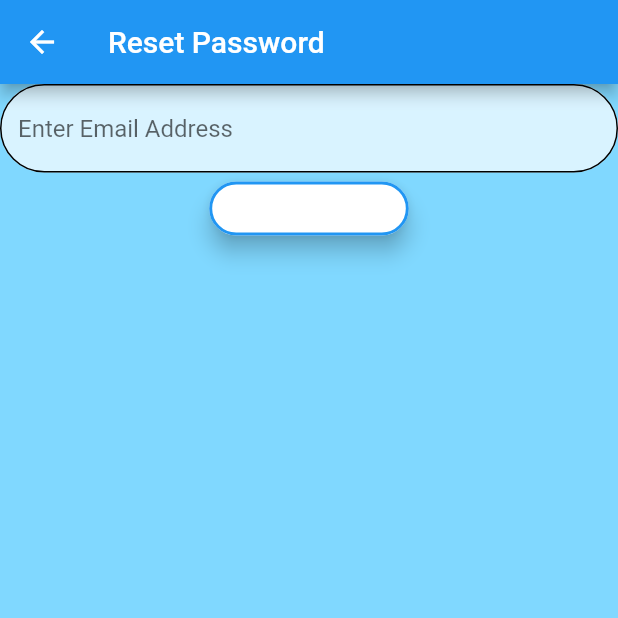
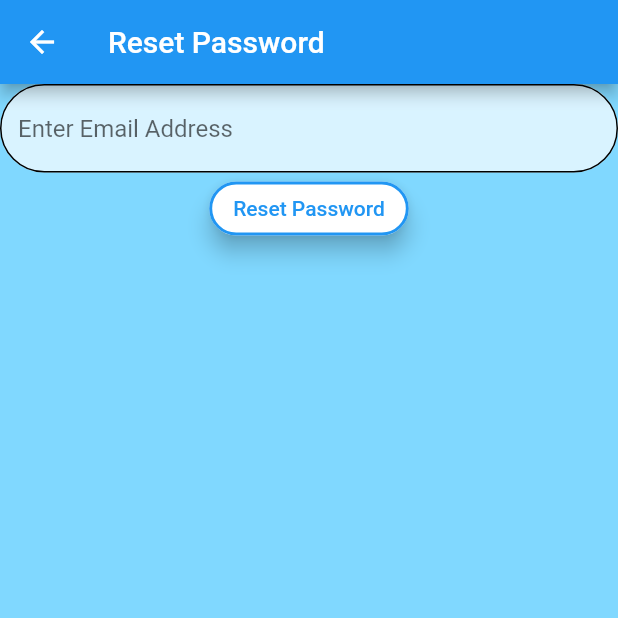
Before and after one commit to danieltefera08/porter, a Flutter app: the Resetpass screen opened by its route, on a phone screen of 412 x 824 dp, the top half of it. Run offline on Flutter 3.47's test engine with Material 2 defaults, Android fonts, the phone set to English and light mode, and no system bars; our stand-ins replace cloud_firestore, firebase_auth, firebase_core, flutter_spinkit, google_fonts, image_picker and 1 more; accounts and stored records are empty.

Commit message:
Reset password

```diff
--- a/lib/Screens/Authenticate/reset.dart
+++ b/lib/Screens/Authenticate/reset.dart
@@ -66,7 +66,12 @@ class _ResetpassState extends State<Resetpass> {
                           }
 
                         },
-                        child: Text("Reset Password"),
+                        child: Text(
+                            "Reset Password",
+                                style: TextStyle(
+                                  color: Colors.blue
+                                ),
+                        ),
                         style: ElevatedButton.styleFrom(
                             elevation: 6.0,
                             shadowColor: Colors.black,
```
